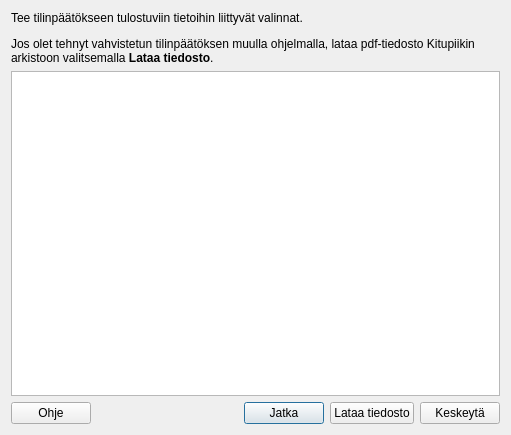
artoh/kitupiikki, file kitupiikki/tilinpaatoseditori/tpaloitus.ui: the form before one commit.
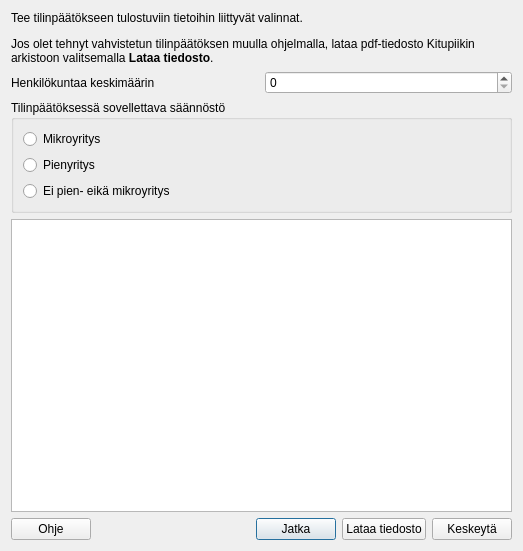
The form after the commit. Icons and pictures are not drawn.

Commit message: Tilinpäätöksen editointia

```diff
--- a/kitupiikki/tilinpaatoseditori/tpaloitus.ui
+++ b/kitupiikki/tilinpaatoseditori/tpaloitus.ui
@@ -6,14 +6,14 @@
    <rect>
     <x>0</x>
     <y>0</y>
-    <width>511</width>
-    <height>435</height>
+    <width>523</width>
+    <height>551</height>
    </rect>
   </property>
   <property name="windowTitle">
    <string>Tilinpäätösasiakirjan muodostaminen</string>
   </property>
-  <layout class="QVBoxLayout" name="verticalLayout">
+  <layout class="QVBoxLayout" name="verticalLayout_2">
    <item>
     <widget class="QLabel" name="label">
      <property name="text">
@@ -24,6 +24,54 @@
      </property>
     </widget>
    </item>
+   <item>
+    <layout class="QHBoxLayout" name="horizontalLayout_2">
+     <item>
+      <widget class="QLabel" name="label_2">
+       <property name="text">
+        <string>Henkilökuntaa keskimäärin</string>
+       </property>
+      </widget>
+     </item>
+     <item>
+      <widget class="QSpinBox" name="henkilostoSpin">
+       <property name="maximum">
+        <number>99999</number>
+       </property>
+      </widget>
+     </item>
+    </layout>
+   </item>
+   <item>
+    <widget class="QGroupBox" name="groupBox">
+     <property name="title">
+      <string>Tilinpäätöksessä sovellettava säännöstö</string>
+     </property>
+     <layout class="QVBoxLayout" name="verticalLayout">
+      <item>
+       <widget class="QRadioButton" name="mikroRadio">
+        <property name="text">
+         <string>Mikroyritys</string>
+        </property>
+       </widget>
+      </item>
+      <item>
+       <widget class="QRadioButton" name="pienRadio">
+        <property name="text">
+         <string>Pienyritys</string>
+        </property>
+       </widget>
+      </item>
+      <item>
+       <widget class="QRadioButton" name="taysRadio">
+        <property name="text">
+         <string>Ei pien- eikä mikroyritys</string>
+        </property>
+       </widget>
+      </item>
+     </layout>
+    </widget>
+   </item>
    <item>
     <widget class="QListView" name="view"/>
    </item>
```
Left out of the diff: 35 changed lines with no effect on the pictures. The commit also changes 11 other files.
